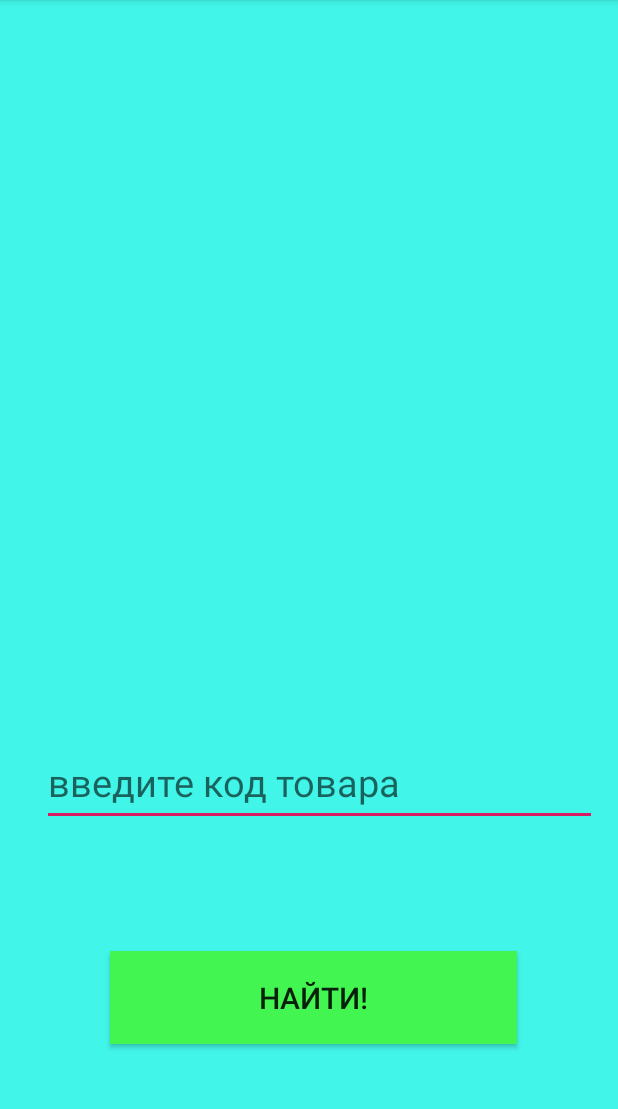
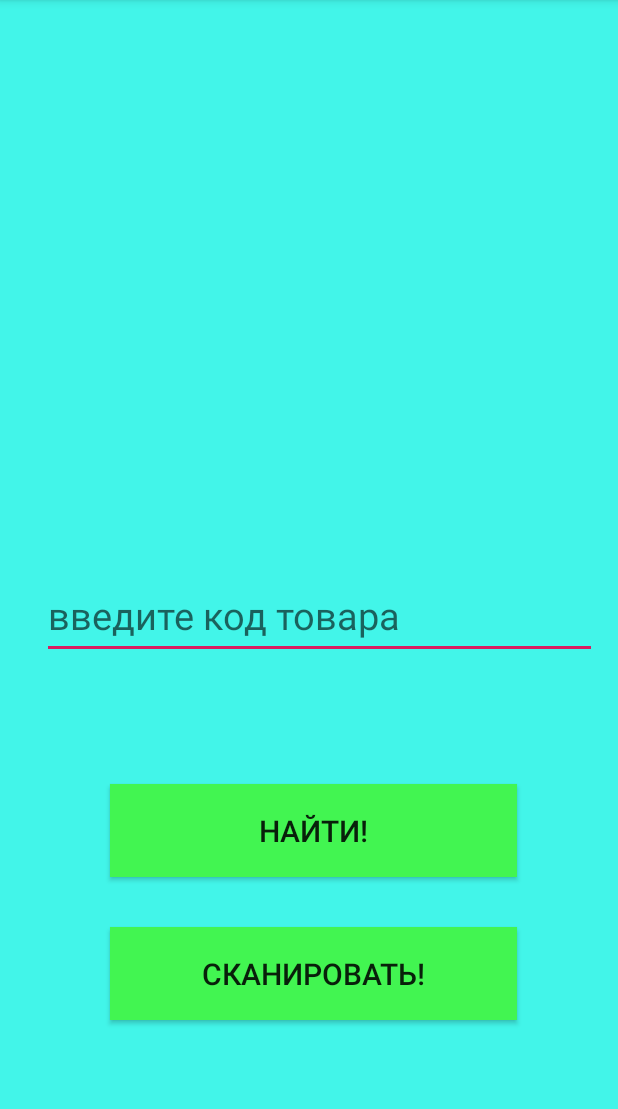
Before and after one commit to SinyTim/PriceChecker, an Android app: the screen it shows after launch (MainActivity), on a phone screen of 412 x 824 dp, the part 84-1193 px from its top. Run offline under Robolectric (Android 15) with nearby library versions, the light colour scheme and no system bars.

Commit message:
first working version of scanner
scanner work, but every time it starts new activity.

```diff
--- a/client/ASProjects/app/build.gradle
+++ b/client/ASProjects/app/build.gradle
@@ -21,6 +21,7 @@ android {
 
 dependencies {
     implementation fileTree(include: ['*.jar'], dir: 'libs')
+    //noinspection GradleCompatible
     implementation 'com.android.support:appcompat-v7:28.0.0'
     implementation 'com.android.support.constraint:constraint-layout:1.1.3'
     testImplementation 'junit:junit:4.12'
@@ -28,4 +29,5 @@ dependencies {
     androidTestImplementation 'com.android.support.test.espresso:espresso-core:3.0.2'
     implementation files('libs/gson-2.8.2.jar')
     implementation project(path: ':gson-2.8.2')
+    implementation 'com.google.android.gms:play-services-vision:18.0.0'
 }
--- a/client/ASProjects/app/src/main/java/com/example/test/MainActivity.java
+++ b/client/ASProjects/app/src/main/java/com/example/test/MainActivity.java
@@ -1,14 +1,14 @@
 package com.example.test;
 
 import android.app.ProgressDialog;
+import android.content.Intent;
 import android.os.AsyncTask;
-import android.support.v7.app.AppCompatActivity;
 import android.os.Bundle;
-import android.util.Log;
 import android.view.View;
 import android.widget.Button;
 import android.widget.EditText;
 import android.widget.TextView;
+import androidx.appcompat.app.AppCompatActivity;
 import java.io.BufferedReader;
 import java.io.BufferedWriter;
 import java.io.IOException;
@@ -21,24 +21,30 @@ import java.net.URL;
 
 public class MainActivity extends AppCompatActivity {
 
-    private static String SERVER_URL = "http://sinytim.pythonanywhere.com/product";
-
+    private static final String SERVER_URL = "http://sinytim.pythonanywhere.com/product";
     private EditText textAreaInputCode;
     private Button buttonFind;
+    private Button buttonScan;
     private TextView textViewShowInfo;
 
     @Override
     protected void onCreate(Bundle savedInstanceState) {
         super.onCreate(savedInstanceState);
-
         setContentView(R.layout.activity_main);
 
         textAreaInputCode = findViewById(R.id.textAreaInputCode);
         buttonFind = findViewById(R.id.buttonFind);
+        buttonScan = findViewById(R.id.buttonScan);
         textViewShowInfo = findViewById(R.id.textViewShowInfo);
-
+        Bundle extras = getIntent().getExtras();
+        if (extras != null) {
+            String scanResult = extras.getString("ScanResult");
+            textAreaInputCode.setText(scanResult);
+        }
         addListeners();
     }
+
+
 
     private void addListeners(){
         buttonFind.setOnClickListener(new View.OnClickListener() {
@@ -52,6 +58,16 @@ public class MainActivity extends AppCompatActivity {
 
                 HTTPAsyncTask task = new HTTPAsyncTask();
                 task.execute(SERVER_URL, infoStr);
+                //svBarcode.setVisibility(View.VISIBLE);
+                //scanQRCode(view);
+            }
+        });
+        buttonScan.setOnClickListener(new View.OnClickListener() {
+            @Override
+            public void onClick(View view) {
+
+                Intent intent = new Intent(MainActivity.this, ScannerActivity.class);
+                startActivity(intent);
             }
         });
     }
@@ -99,7 +115,6 @@ public class MainActivity extends AppCompatActivity {
 
             InfoReceive infoReceive = new InfoReceive(reader.readLine());
             return  infoReceive.toString();
-            //String str = connection.getResponseMessage();
             //int code = connection.getResponseCode();
         }
 
@@ -109,7 +124,6 @@ public class MainActivity extends AppCompatActivity {
             OutputStreamWriter streamWriter = new OutputStreamWriter(outputStream, "UTF-8");
             BufferedWriter writer = new BufferedWriter(streamWriter);
             writer.write(jsonString);
-            //Log.i(MainActivity.class.toString(), jsonString);
             writer.flush();
             writer.close();
             outputStream.close();
--- a/client/ASProjects/app/src/main/res/layout/activity_main.xml
+++ b/client/ASProjects/app/src/main/res/layout/activity_main.xml
@@ -1,11 +1,29 @@
 <?xml version="1.0" encoding="utf-8"?>
-<android.support.constraint.ConstraintLayout xmlns:android="http://schemas.android.com/apk/res/android"
+<androidx.constraintlayout.widget.ConstraintLayout xmlns:android="http://schemas.android.com/apk/res/android"
     xmlns:app="http://schemas.android.com/apk/res-auto"
     xmlns:tools="http://schemas.android.com/tools"
     android:layout_width="match_parent"
     android:layout_height="match_parent"
     android:background="@color/backgroundColor"
+    android:orientation="vertical"
     tools:context=".MainActivity">
+
+    <Button
+        android:id="@+id/buttonScan"
+        android:layout_width="271dp"
+        android:layout_height="62dp"
+        android:layout_marginStart="73dp"
+        android:layout_marginLeft="73dp"
+        android:layout_marginEnd="67dp"
+        android:layout_marginRight="67dp"
+        android:layout_marginBottom="88dp"
+        android:background="@color/buttonBackgroundColor"
+        android:text="@string/scan"
+        android:textSize="20sp"
+        app:layout_constraintBottom_toBottomOf="parent"
+        app:layout_constraintEnd_toEndOf="parent"
+        app:layout_constraintHorizontal_bias="0.0"
+        app:layout_constraintStart_toStartOf="parent" />
 
     <EditText
         android:id="@+id/textAreaInputCode"
@@ -33,11 +51,11 @@
         android:layout_marginLeft="73dp"
         android:layout_marginEnd="67dp"
         android:layout_marginRight="67dp"
-        android:layout_marginBottom="72dp"
+        android:layout_marginBottom="33dp"
         android:background="@color/buttonBackgroundColor"
         android:text="@string/find"
         android:textSize="20sp"
-        app:layout_constraintBottom_toBottomOf="parent"
+        app:layout_constraintBottom_toTopOf="@+id/buttonScan"
         app:layout_constraintEnd_toEndOf="parent"
         app:layout_constraintHorizontal_bias="0.0"
         app:layout_constraintStart_toStartOf="parent" />
@@ -56,4 +74,5 @@
         app:layout_constraintStart_toStartOf="parent"
         app:layout_constraintTop_toTopOf="parent" />
 
-</android.support.constraint.ConstraintLayout>
+
+</androidx.constraintlayout.widget.ConstraintLayout>
--- a/client/ASProjects/app/src/main/res/values/strings.xml
+++ b/client/ASProjects/app/src/main/res/values/strings.xml
@@ -2,5 +2,7 @@
     <string name="app_name">test</string>
     <string name="inputCode">введите код товара</string>
     <string name="find">Найти!</string>
+    <string name="scan">Сканировать!</string>
+
 
 </resources>
--- a/client/ASProjects/gradle.properties
+++ b/client/ASProjects/gradle.properties
@@ -11,3 +11,5 @@ org.gradle.jvmargs=-Xmx1536m
 # This option should only be used with decoupled projects. More details, visit
 # http://www.gradle.org/docs/current/userguide/multi_project_builds.html#sec:decoupled_projects
 # org.gradle.parallel=true
+android.useAndroidX=true
+android.enableJetifier=true
```
Also changed, not shown: client/ASProjects/app/src/main/AndroidManifest.xml (+14 -2 lines), client/ASProjects/app/src/main/java/com/example/test/ScannerActivity.java (added, +119 -0 lines), client/ASProjects/app/src/main/res/layout/activity_scanner.xml (added, +15 -0 lines), client/ASProjects/app/gradle/wrapper/gradle-wrapper.properties (added), client/ASProjects/app/libs/core-3.4.0.jar (added), 3 other files.
